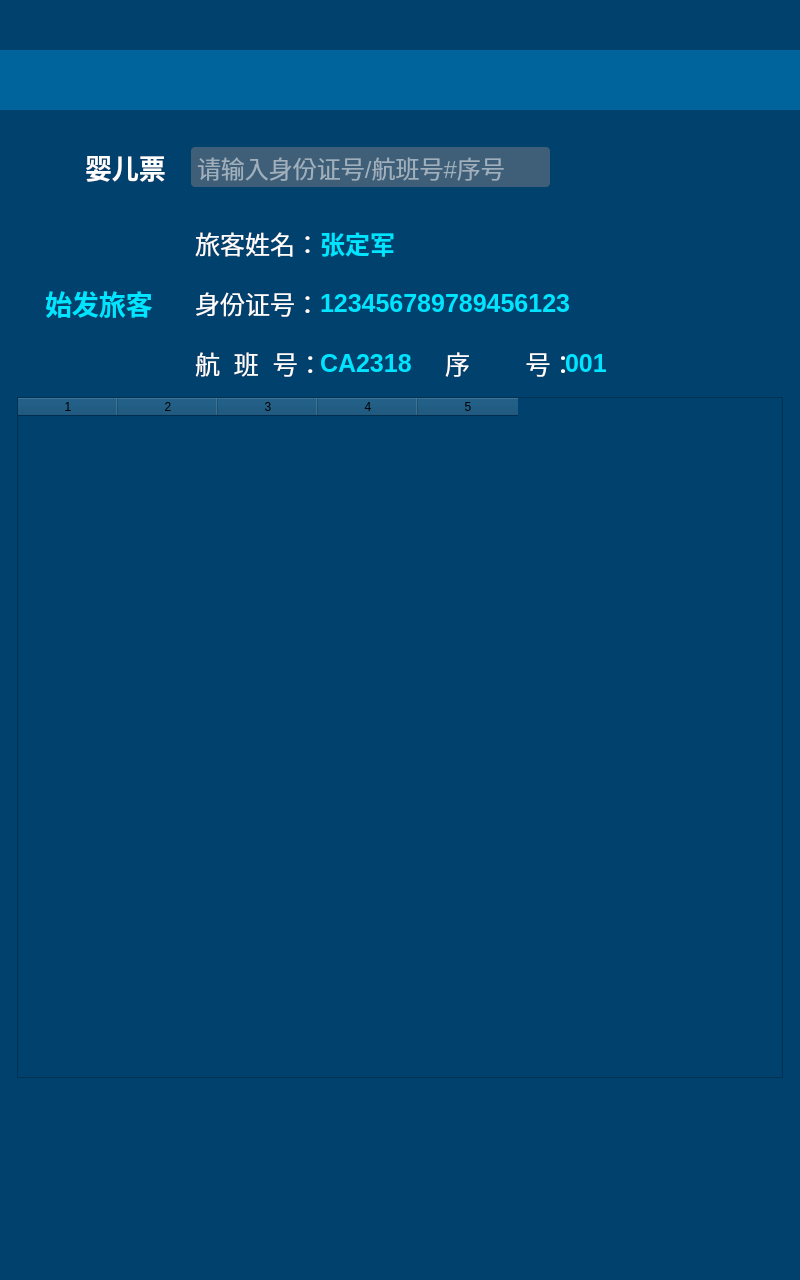
The window that BoardingControl_Linux/UI_Classes/workflowrecording.ui (17719543022/Review) describes before a commit, drawn with Qt 5.
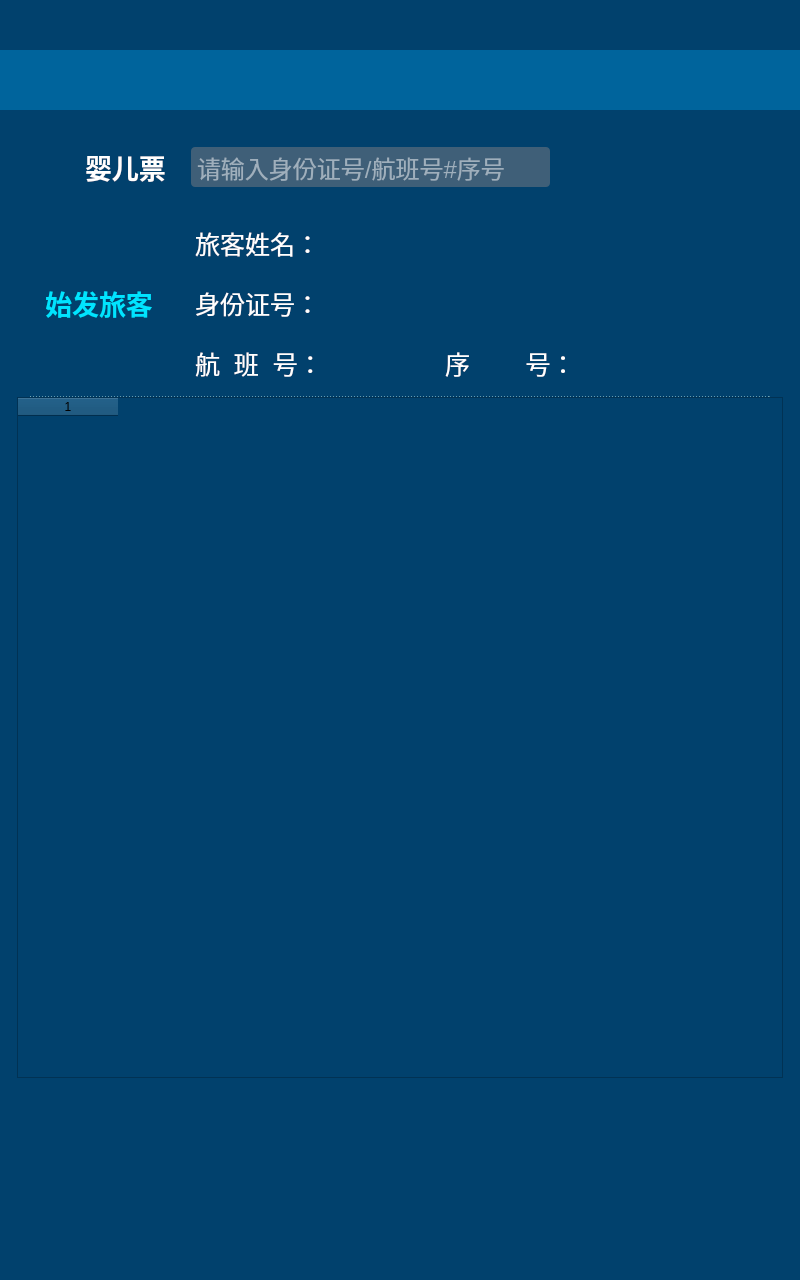
The same window after the commit. Icons and pictures are not drawn.

Commit message: 航班回查布局初稿

```diff
--- a/BoardingControl_Linux/UI_Classes/workflowrecording.ui
+++ b/BoardingControl_Linux/UI_Classes/workflowrecording.ui
@@ -235,10 +235,10 @@
     <widget class="QLabel" name="passengerLabel">
      <property name="geometry">
       <rect>
-       <x>30</x>
-       <y>60</y>
-       <width>108</width>
-       <height>38</height>
+       <x>0</x>
+       <y>0</y>
+       <width>168</width>
+       <height>158</height>
       </rect>
      </property>
      <property name="font">
@@ -255,7 +255,7 @@
       <string>始发旅客</string>
      </property>
      <property name="alignment">
-      <set>Qt::AlignLeading|Qt::AlignLeft|Qt::AlignVCenter</set>
+      <set>Qt::AlignCenter</set>
      </property>
     </widget>
     <widget class="QLabel" name="passengerNameLabel_1">
@@ -371,7 +371,7 @@
       <string notr="true">color: rgb(0, 228, 255);</string>
      </property>
      <property name="text">
-      <string>张定军</string>
+      <string/>
      </property>
     </widget>
     <widget class="QLabel" name="passengerCodeLabel_2">
@@ -394,7 +394,7 @@
       <string notr="true">color: rgb(0, 228, 255);</string>
      </property>
      <property name="text">
-      <string>123456789789456123</string>
+      <string/>
      </property>
     </widget>
     <widget class="QLabel" name="boardingNumberLabel_2">
@@ -417,7 +417,7 @@
       <string notr="true">color: rgb(0, 228, 255);</string>
      </property>
      <property name="text">
-      <string>001</string>
+      <string/>
      </property>
     </widget>
     <widget class="QLabel" name="passengerFlightLabel_2">
@@ -440,7 +440,7 @@
       <string notr="true">color: rgb(0, 228, 255);</string>
      </property>
      <property name="text">
-      <string>CA2318</string>
+      <string/>
      </property>
     </widget>
    </widget>
@@ -1003,7 +1003,7 @@
     <property name="geometry">
      <rect>
       <x>15</x>
-      <y>280</y>
+      <y>279</y>
       <width>740</width>
       <height>2</height>
      </rect>
@@ -1024,7 +1024,7 @@
     <property name="geometry">
      <rect>
       <x>15</x>
-      <y>508</y>
+      <y>505</y>
       <width>740</width>
       <height>2</height>
      </rect>
@@ -1045,7 +1045,7 @@
     <property name="geometry">
      <rect>
       <x>15</x>
-      <y>736</y>
+      <y>731</y>
       <width>740</width>
       <height>2</height>
      </rect>
@@ -1072,13 +1072,9 @@
      </rect>
     </property>
     <property name="columnCount">
-     <number>5</number>
+     <number>1</number>
     </property>
     <column/>
-    <column/>
-    <column/>
-    <column/>
-    <column/>
    </widget>
   </widget>
   <widget class="QWidget" name="buttonSuitWidget_1" native="true">
```
The commit also changes 6 other files.
